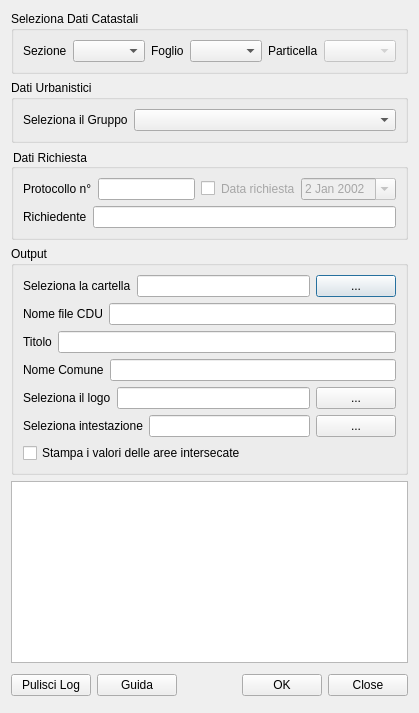
Above: cdu_creator_dialog_base.ui from gtergeomatica/PLUGIN_CDU_CREATOR before the change. Below: the same form after it.
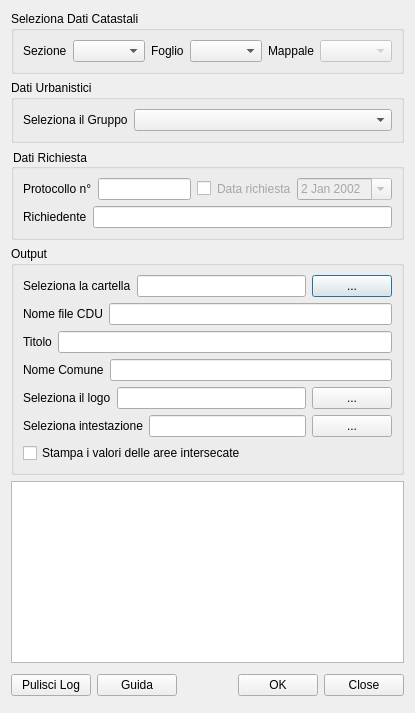
That is the form after the change.

Commit message: modified gui and added code line to print layers with different crs

What changed in the file:
```diff
--- a/cdu_creator_dialog_base.ui
+++ b/cdu_creator_dialog_base.ui
@@ -64,7 +64,7 @@
           <item>
            <widget class="QLabel" name="label_3">
             <property name="text">
-             <string>Particella</string>
+             <string>Mappale</string>
             </property>
            </widget>
           </item>
```
The commit also changes 1 other file.
